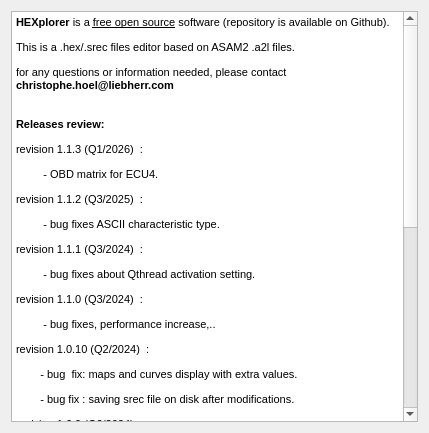
Qt form installer/packages/com.adhoc2.hexplorer/meta/page.ui (adhoc2/HEXplorer) before a commit.
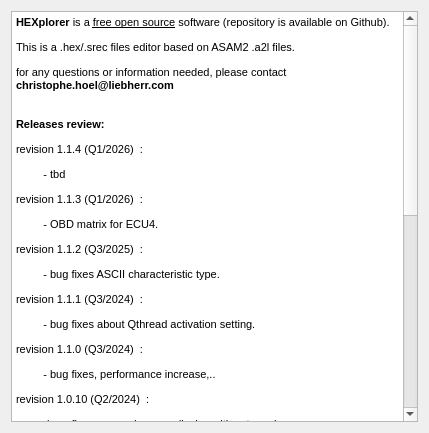
The same form after that commit.

```diff
--- a/installer/packages/com.adhoc2.hexplorer/meta/page.ui
+++ b/installer/packages/com.adhoc2.hexplorer/meta/page.ui
@@ -28,6 +28,8 @@
 &lt;p style=&quot; margin-top:12px; margin-bottom:12px; margin-left:0px; margin-right:0px; -qt-block-indent:0; text-indent:0px;&quot;&gt;&lt;span style=&quot; font-family:'MS Shell Dlg 2'; font-size:8.25pt;&quot;&gt;This is a .hex/.srec files editor based on ASAM2 .a2l files.&lt;/span&gt;&lt;/p&gt;
 &lt;p style=&quot; margin-top:12px; margin-bottom:12px; margin-left:0px; margin-right:0px; -qt-block-indent:0; text-indent:0px;&quot;&gt;&lt;span style=&quot; font-family:'MS Shell Dlg 2'; font-size:8.25pt;&quot;&gt;for any questions or information needed, please contact &lt;/span&gt;&lt;span style=&quot; font-family:'MS Shell Dlg 2'; font-size:8.25pt; font-weight:600;&quot;&gt;christophe.hoel@liebherr.com&lt;/span&gt;&lt;span style=&quot; font-family:'MS Shell Dlg 2'; font-size:8.25pt;&quot;&gt;&lt;br /&gt;&lt;/span&gt;&lt;/p&gt;
 &lt;p style=&quot; margin-top:12px; margin-bottom:12px; margin-left:0px; margin-right:0px; -qt-block-indent:0; text-indent:0px;&quot;&gt;&lt;span style=&quot; font-family:'MS Shell Dlg 2'; font-size:8.25pt; font-weight:600;&quot;&gt;Releases review:&lt;/span&gt;&lt;/p&gt;
+&lt;p style=&quot; margin-top:12px; margin-bottom:12px; margin-left:0px; margin-right:0px; -qt-block-indent:0; text-indent:0px;&quot;&gt;&lt;span style=&quot; font-family:'MS Shell Dlg 2'; font-size:8pt;&quot;&gt;revision&lt;/span&gt;&lt;span style=&quot; font-family:'MS Shell Dlg 2'; font-size:8pt; color:#c0c0c0;&quot;&gt; &lt;/span&gt;&lt;span style=&quot; font-family:'MS Shell Dlg 2'; font-size:8pt; color:#000000;&quot;&gt;1.1.4 &lt;/span&gt;&lt;span style=&quot; font-family:'MS Shell Dlg 2'; font-size:8pt;&quot;&gt;(Q1/2026) &lt;/span&gt;&lt;span style=&quot; font-family:'MS Shell Dlg 2'; font-size:8pt; color:#c0c0c0;&quot;&gt; &lt;/span&gt;&lt;span style=&quot; font-family:'MS Shell Dlg 2'; font-size:8pt;&quot;&gt;:&lt;/span&gt;&lt;/p&gt;
+&lt;p style=&quot; margin-top:12px; margin-bottom:12px; margin-left:0px; margin-right:0px; -qt-block-indent:0; text-indent:0px;&quot;&gt;&lt;span style=&quot; font-family:'MS Shell Dlg 2'; font-size:8pt;&quot;&gt;         - tbd&lt;/span&gt;&lt;/p&gt;
 &lt;p style=&quot; margin-top:12px; margin-bottom:12px; margin-left:0px; margin-right:0px; -qt-block-indent:0; text-indent:0px;&quot;&gt;&lt;span style=&quot; font-family:'MS Shell Dlg 2'; font-size:8pt;&quot;&gt;revision&lt;/span&gt;&lt;span style=&quot; font-family:'MS Shell Dlg 2'; font-size:8pt; color:#c0c0c0;&quot;&gt; &lt;/span&gt;&lt;span style=&quot; font-family:'MS Shell Dlg 2'; font-size:8pt; color:#000000;&quot;&gt;1.1.3&lt;/span&gt;&lt;span style=&quot; font-family:'MS Shell Dlg 2'; font-size:8pt; color:#c0c0c0;&quot;&gt; &lt;/span&gt;&lt;span style=&quot; font-family:'MS Shell Dlg 2'; font-size:8pt;&quot;&gt;(Q1/2026) &lt;/span&gt;&lt;span style=&quot; font-family:'MS Shell Dlg 2'; font-size:8pt; color:#c0c0c0;&quot;&gt; &lt;/span&gt;&lt;span style=&quot; font-family:'MS Shell Dlg 2'; font-size:8pt;&quot;&gt;:&lt;/span&gt;&lt;/p&gt;
 &lt;p style=&quot; margin-top:12px; margin-bottom:12px; margin-left:0px; margin-right:0px; -qt-block-indent:0; text-indent:0px;&quot;&gt;&lt;span style=&quot; font-family:'MS Shell Dlg 2'; font-size:8pt;&quot;&gt;         - OBD matrix for ECU4.&lt;/span&gt;&lt;/p&gt;
 &lt;p style=&quot; margin-top:12px; margin-bottom:12px; margin-left:0px; margin-right:0px; -qt-block-indent:0; text-indent:0px;&quot;&gt;&lt;span style=&quot; font-family:'MS Shell Dlg 2'; font-size:8pt;&quot;&gt;revision&lt;/span&gt;&lt;span style=&quot; font-family:'MS Shell Dlg 2'; font-size:8pt; color:#c0c0c0;&quot;&gt; &lt;/span&gt;&lt;span style=&quot; font-family:'MS Shell Dlg 2'; font-size:8pt; color:#000000;&quot;&gt;1.1.2&lt;/span&gt;&lt;span style=&quot; font-family:'MS Shell Dlg 2'; font-size:8pt; color:#c0c0c0;&quot;&gt; &lt;/span&gt;&lt;span style=&quot; font-family:'MS Shell Dlg 2'; font-size:8pt;&quot;&gt;(Q3/2025) &lt;/span&gt;&lt;span style=&quot; font-family:'MS Shell Dlg 2'; font-size:8pt; color:#c0c0c0;&quot;&gt; &lt;/span&gt;&lt;span style=&quot; font-family:'MS Shell Dlg 2'; font-size:8pt;&quot;&gt;:&lt;/span&gt;&lt;/p&gt;
```
